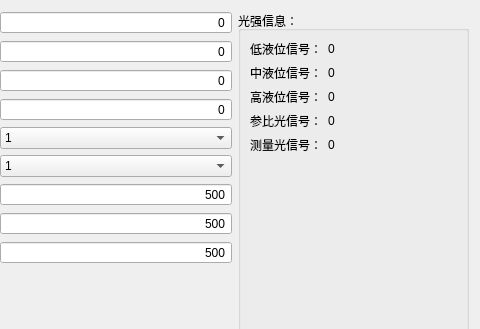
Old version of the form lightvoltage.ui in the repository DREAM251/WaterMonitoring; both pictures show x 248 to 728 and y 0 to 329 of the 728 by 416 pixel window.
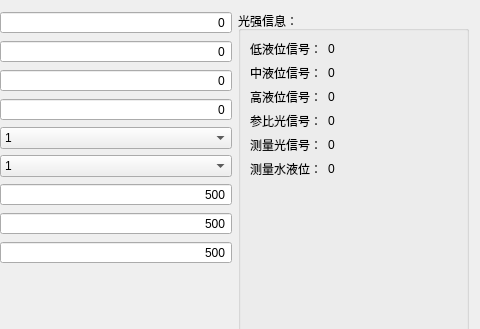
New version of the form.

Commit message: 灯光调节添加液位显示

The edit to the form file:
```diff
--- a/lightvoltage.ui
+++ b/lightvoltage.ui
@@ -116,6 +116,20 @@
         </property>
        </widget>
       </item>
+      <item row="5" column="0">
+       <widget class="QLabel" name="label_8">
+        <property name="text">
+         <string>测量水液位：</string>
+        </property>
+       </widget>
+      </item>
+      <item row="5" column="1">
+       <widget class="QLabel" name="WaterLevel">
+        <property name="text">
+         <string>0</string>
+        </property>
+       </widget>
+      </item>
      </layout>
     </widget>
    </item>
```
